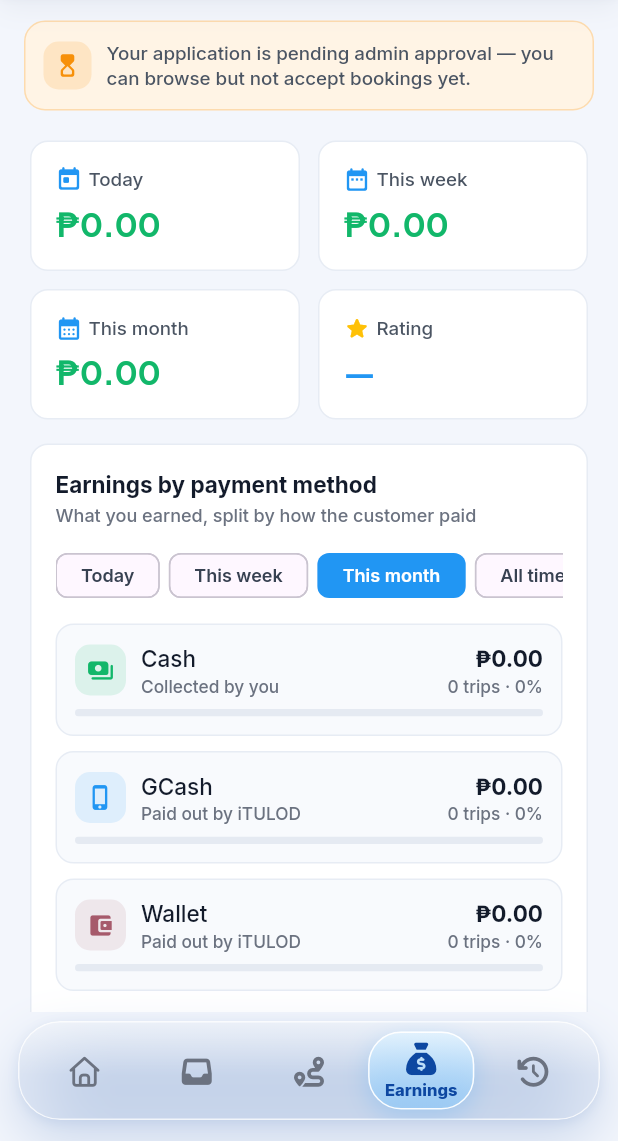
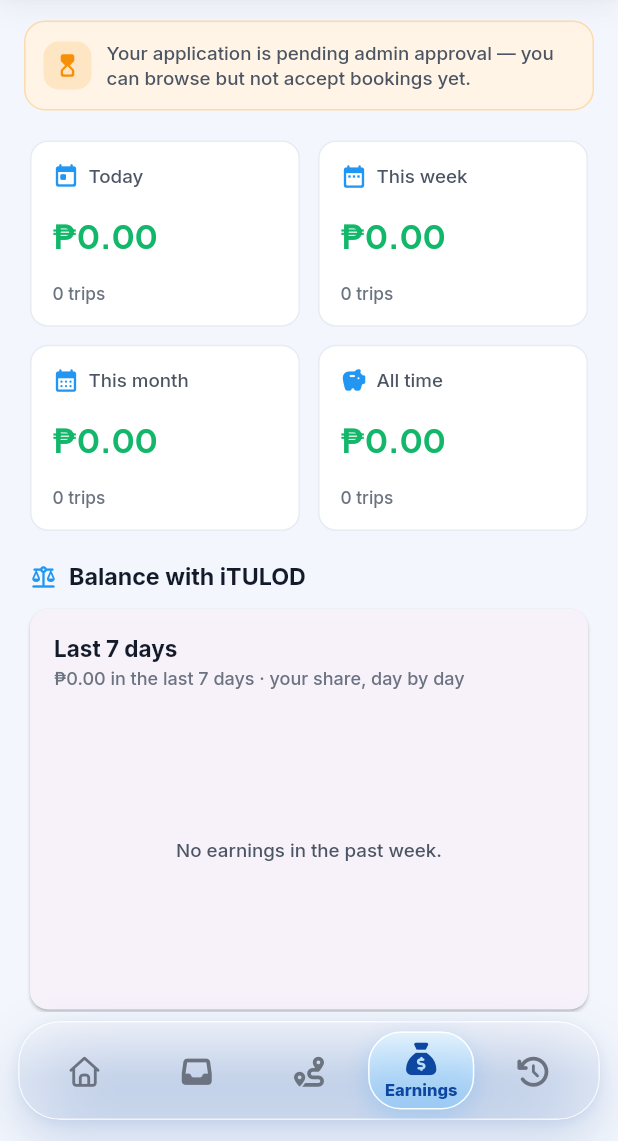
Before and after one commit to jhosnhel07/app_itulod, a Flutter app: the RiderDashboardScreen screen opened directly, item 4 of the bottom bar chosen, on a phone screen of 412 x 824 dp, the part 95-1236 px from its top. Run offline on Flutter 3.47's test engine with Material 3 defaults, Android fonts, the phone set to English and light mode, and no system bars; our stand-ins replace cached_network_image, firebase_core, firebase_messaging, fl_chart, flutter_dotenv, flutter_local_notifications and 13 more; accounts and stored records are empty; network calls fail.

Commit message:
Rider Earnings, rearranged (1.0.47)
- Top to bottom: what you earned (today / week / month / all time, each
  with its trips) -> Balance with iTULOD -> last 7 days (with the week's
  total, today in green) -> by payment method -> earnings records.
- Totals count paid trips only; the rating card moved out (it's on Home).
- Records: 20 at a time with Show more, on clean lines.

Co-Authored-By: Claude Opus 5.5 <noreply@anthropic.com>

```diff
--- a/lib/features/rider/presentation/widgets/rider_earnings_tab.dart
+++ b/lib/features/rider/presentation/widgets/rider_earnings_tab.dart
@@ -4,6 +4,7 @@ import '../../../../shared/widgets/loading_skeleton.dart';
 import 'package:flutter_riverpod/flutter_riverpod.dart';
 import '../../../../core/constants/app_colors.dart';
 import '../../../../core/constants/app_typography.dart';
+import '../../../../core/utils/formatters.dart';
 import '../../../auth/presentation/providers/auth_provider.dart';
 import '../../data/rider_repository.dart';
 import 'rider_balance_card.dart';
@@ -42,90 +43,58 @@ class RiderEarningsTab extends ConsumerWidget {
         ),
         data: (earnings) {
           final labels = _last7DayLabels();
+          // Your share of paid trips, with how many (web: loadEarnings).
+          final now = DateTime.now();
+          final day = DateTime(now.year, now.month, now.day);
+          final periods = [
+            ('Today', Icons.today_rounded, day),
+            ('This week', Icons.date_range_rounded, day.subtract(Duration(days: now.weekday % 7))),
+            ('This month', Icons.calendar_month_rounded, DateTime(now.year, now.month, 1)),
+            ('All time', Icons.savings_rounded, null),
+          ];
+          final weekTotal = earnings.last7Days.fold<double>(0, (a, v) => a + v);
           return ListView(
             physics: const AlwaysScrollableScrollPhysics(),
             padding: const EdgeInsets.all(20),
             children: [
-              const RiderBalanceCard(),
-              Row(
+              // 1. What you earned
+              GridView.count(
+                key: const Key('earn-summary'),
+                crossAxisCount: 2,
+                shrinkWrap: true,
+                physics: const NeverScrollableScrollPhysics(),
+                mainAxisSpacing: 12,
+                crossAxisSpacing: 12,
+                childAspectRatio: 1.45,
                 children: [
-                  Expanded(
-                    child: _StatCard(
-                      label: 'Today',
-                      value: earnings.today,
-                      icon: Icons.today_rounded,
-                    ),
-                  ),
-                  const SizedBox(width: 12),
-                  Expanded(
-                    child: _StatCard(
-                      label: 'This week',
-                      value: earnings.week,
-                      icon: Icons.date_range_rounded,
-                    ),
-                  ),
+                  for (final (label, icon, from) in periods)
+                    () {
+                      final rows = earnings.records.where((r) => from == null || !r.createdAt.isBefore(from)).toList();
+                      return _StatCard(
+                        label: label,
+                        value: rows.fold<double>(0, (a, r) => a + r.payout),
+                        trips: rows.length,
+                        icon: icon,
+                      );
+                    }(),
                 ],
               ),
-              const SizedBox(height: 12),
-              Row(
-                children: [
-                  Expanded(
-                    child: _StatCard(
-                      label: 'This month',
-                      value: earnings.month,
-                      icon: Icons.calendar_month_rounded,
-                    ),
-                  ),
-                  const SizedBox(width: 12),
-                  Expanded(
-                    child: Container(
-                      padding: const EdgeInsets.all(16),
-                      decoration: BoxDecoration(
-                        color: AppColors.surface,
-                        borderRadius: BorderRadius.circular(12),
-                        border: Border.all(color: AppColors.cardBorder),
-                      ),
-                      child: Column(
-                        crossAxisAlignment: CrossAxisAlignment.start,
-                        children: [
-                          Row(
-                            children: [
-                              const Icon(Icons.star_rounded,
-                                  color: Colors.amber, size: 18),
-                              const SizedBox(width: 4),
-                              Flexible(
-                                child: Text('Rating',
-                                    style: AppTypography.captionDark,
-                                    overflow: TextOverflow.ellipsis),
-                              ),
-                            ],
-                          ),
-                          const SizedBox(height: 6),
-                          Text(
-                            earnings.averageRating > 0
-                                ? earnings.averageRating.toStringAsFixed(1)
-                                : '—',
-                            style:
-                                AppTypography.h2.copyWith(color: AppColors.primary),
-                          ),
-                        ],
-                      ),
-                    ),
-                  ),
-                ],
-              ),
-              const SizedBox(height: 16),
-              PaymentSplitCard(records: earnings.records),
-              const SizedBox(height: 16),
-              EarningRecordsCard(records: earnings.records),
-              const SizedBox(height: 16),
+              const SizedBox(height: 20),
+              // 2. Balance with iTULOD
+              _heading(Icons.balance_rounded, 'Balance with iTULOD'),
+              const RiderBalanceCard(),
+              // 3. Last 7 days
               Card(
+                margin: EdgeInsets.zero,
                 child: Padding(
                   padding: const EdgeInsets.all(16),
                   child: Column(
                     crossAxisAlignment: CrossAxisAlignment.start,
                     children: [
                       Text('Last 7 days', style: AppTypography.bodyBold),
+                      const SizedBox(height: 2),
+                      Text('${Formatters.currency(weekTotal)} in the last 7 days · your share, day by day',
+                          key: const Key('earn-week-total'), style: AppTypography.caption),
                       const SizedBox(height: 16),
                       SizedBox(
                         height: 180,
@@ -158,7 +127,8 @@ class RiderEarningsTab extends ConsumerWidget {
                                       barRods: [
                                         BarChartRodData(
                                           toY: earnings.last7Days[i],
-                                          color: AppColors.primary,
+                                          // today in green, like the web
+                                          color: i == 6 ? AppColors.success : AppColors.primary,
                                           width: 18,
                                           borderRadius:
                                               BorderRadius.circular(4),
@@ -173,6 +143,11 @@ class RiderEarningsTab extends ConsumerWidget {
                   ),
                 ),
               ),
+              const SizedBox(height: 16),
+              // 4. By payment method, 5. every paid trip
+              PaymentSplitCard(records: earnings.records),
+              const SizedBox(height: 16),
+              EarningRecordsCard(records: earnings.records),
             ],
           );
         },
@@ -183,10 +158,22 @@ class RiderEarningsTab extends ConsumerWidget {
   List<String> _last7DayLabels() {
     final now = DateTime.now();
     return List.generate(7, (i) {
+      if (i == 6) return 'Today';
       final d = now.subtract(Duration(days: 6 - i));
-      return ['M', 'T', 'W', 'T', 'F', 'S', 'S'][d.weekday - 1];
+      return ['Mon', 'Tue', 'Wed', 'Thu', 'Fri', 'Sat', 'Sun'][d.weekday - 1];
     });
   }
+
+  Widget _heading(IconData icon, String text) => Padding(
+        padding: const EdgeInsets.only(bottom: 10),
+        child: Row(
+          children: [
+            Icon(icon, size: 18, color: AppColors.primary),
+            const SizedBox(width: 8),
+            Text(text, style: AppTypography.bodyBold.copyWith(fontSize: 15.5)),
+          ],
+        ),
+      );
 
   Widget _chartLabel(String label) {
     return Padding(
@@ -200,14 +187,15 @@ class RiderEarningsTab extends ConsumerWidget {
 class _StatCard extends StatelessWidget {
   final String label;
   final double value;
+  final int trips;
   final IconData icon;
 
-  const _StatCard({required this.label, required this.value, required this.icon});
+  const _StatCard({required this.label, required this.value, required this.trips, required this.icon});
 
   @override
   Widget build(BuildContext context) {
     return Container(
-      padding: const EdgeInsets.all(16),
+      padding: const EdgeInsets.all(14),
       decoration: BoxDecoration(
         color: AppColors.surface,
         borderRadius: BorderRadius.circular(12),
@@ -215,11 +203,12 @@ class _StatCard extends StatelessWidget {
       ),
       child: Column(
         crossAxisAlignment: CrossAxisAlignment.start,
+        mainAxisAlignment: MainAxisAlignment.spaceBetween,
         children: [
           Row(
             children: [
               Icon(icon, size: 18, color: AppColors.primary),
-              const SizedBox(width: 4),
+              const SizedBox(width: 6),
               Flexible(
                 child: Text(label,
                     style: AppTypography.captionDark,
@@ -227,11 +216,15 @@ class _StatCard extends StatelessWidget {
               ),
             ],
           ),
-          const SizedBox(height: 6),
-          Text(
-            '₱${value.toStringAsFixed(2)}',
-            style: AppTypography.h2.copyWith(color: AppColors.success),
+          FittedBox(
+            fit: BoxFit.scaleDown,
+            alignment: Alignment.centerLeft,
+            child: Text(
+              Formatters.currency(value),
+              style: AppTypography.h2.copyWith(color: AppColors.success),
+            ),
           ),
+          Text('$trips trip${trips == 1 ? '' : 's'}', style: AppTypography.caption.copyWith(fontSize: 11.5)),
         ],
       ),
     );
--- a/pubspec.yaml
+++ b/pubspec.yaml
@@ -2,7 +2,7 @@ name: app_itulod
 description: "Ilocos Transport Utility and Logistics Operation for Delivery Mobile Application"
 publish_to: 'none'
 
-version: 1.0.46+47
+version: 1.0.47+48
 
 environment:
   # flutter_map 8 requires Dart >= 3.6.0
```
Also changed, not shown: lib/features/rider/presentation/widgets/rider_earnings_breakdown.dart (+37 -23 lines), 1 other file.
